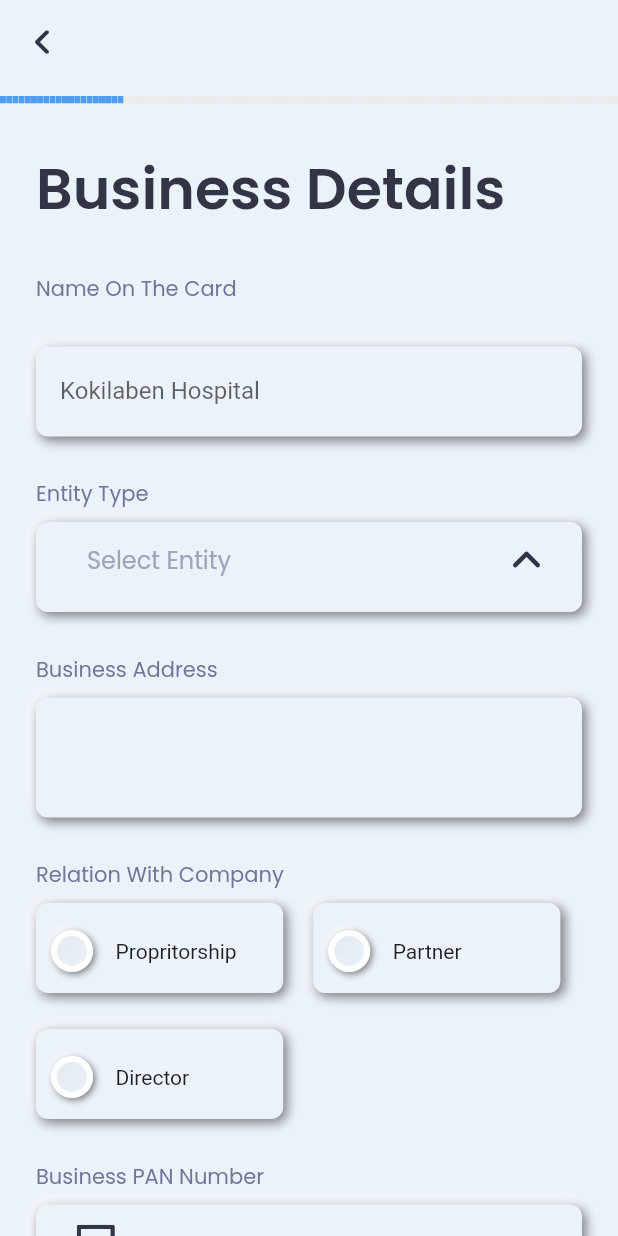
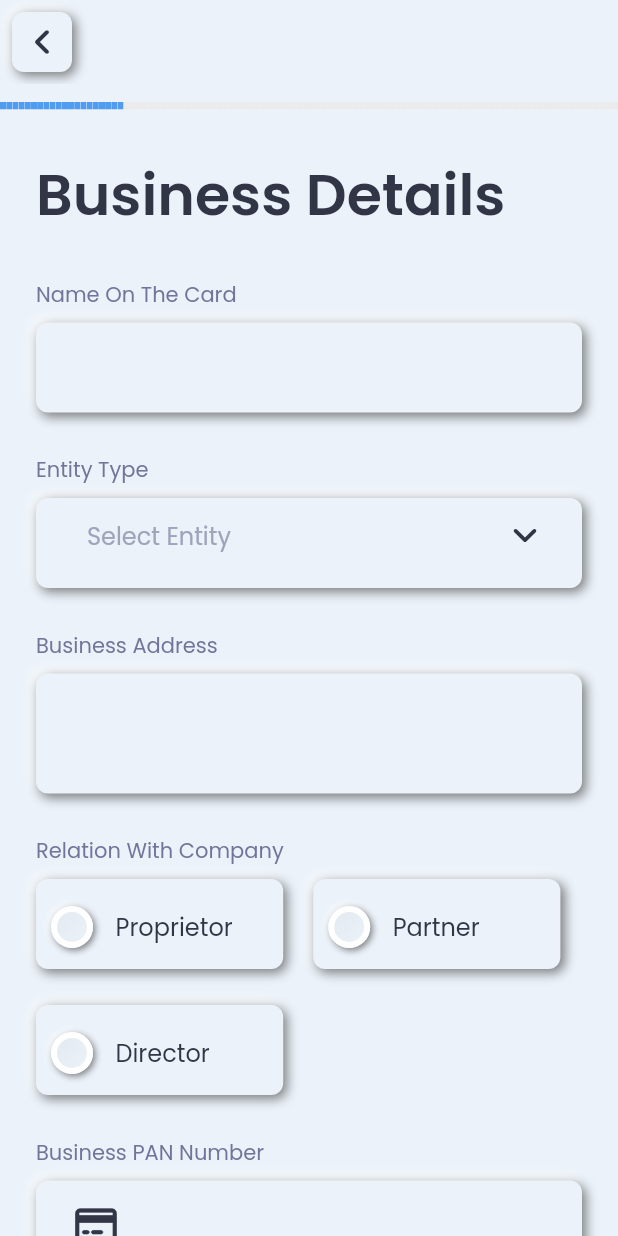
Before and after one commit to gautamyadav422/doctor-, a Flutter app: the BusinessScreen screen opened by its route, on a phone screen of 412 x 824 dp. Run offline on Flutter 3.47's test engine with Material 2 defaults, Android fonts, the phone set to English and light mode, and no system bars; drawn by our look-alikes of dropdown_button2, flutter_neumorphic, step_progress_indicator; our stand-ins replace flutter_easyloading, flutter_svg, get, get_storage, google_fonts; accounts and stored records are empty; project files that could hold a hidden picture were left out.

Commit message:
business details UI Design

```diff
--- a/lib/common/widgets/app_radio.dart
+++ b/lib/common/widgets/app_radio.dart
@@ -2,29 +2,40 @@ import 'package:flutter/material.dart';
 import 'package:flutter_neumorphic/flutter_neumorphic.dart';
 
 class RadioContainer extends StatelessWidget {
-  RadioContainer({Key? key, required this.isSelected, required this.onPressed})
-      : super(key: key);
+  RadioContainer({
+    Key? key,
+    this.width,
+    this.height,
+    this.borderRadius = 8,
+    this.alignment = Alignment.topLeft,
+    this.isSelected = false,
+     this.onPressed,
+    this.child,
+    BoxConstraints? constraints,
+  })  : constraints = (width != null || height != null)
+            ? constraints?.tighten(width: width, height: height) ??
+                BoxConstraints.tightFor(width: width, height: height)
+            : constraints,
+        super(key: key);
 
-  bool isSelected;
-  final VoidCallback onPressed;
+  final double? width;
+  final double? height;
+  final double borderRadius;
+  final Alignment alignment;
+  final bool isSelected;
+  final BoxConstraints? constraints;
+  final Widget? child;
+  final VoidCallback? onPressed;
 
   @override
   Widget build(BuildContext context) {
     return Material(
       color: Colors.transparent,
       child: GestureDetector(
-        onTap: () {},
+        onTap: onPressed,
         child: Neumorphic(
           style: _getStyle(),
-          child: Container(
-            decoration: BoxDecoration(
-              borderRadius: BorderRadius.circular(150),
-            ),
-            child: SizedBox(
-              width: 20,
-              height: 20,
-            ),
-          ),
+          child: child,
         ),
       ),
     );
--- /dev/null
+++ b/lib/common/widgets/custom_appbar.dart
@@ -0,0 +1,38 @@
+import 'package:doctor/common/widgets/app_container.dart';
+import 'package:doctor/constant/color_constant.dart';
+import 'package:doctor/route/routes.dart';
+import 'package:flutter/material.dart';
+import 'package:flutter_svg/flutter_svg.dart';
+import 'package:get/get.dart';
+
+class CustomAppBar extends StatelessWidget implements PreferredSizeWidget {
+  CustomAppBar({Key? key, this.imagePath,required this.onPressed}) : super(key: key);
+
+  final String? imagePath;
+  final VoidCallback onPressed;
+
+  @override
+  Size get preferredSize => Size.fromHeight(60.0);
+
+  @override
+  Widget build(BuildContext context) {
+    return AppBar(
+      backgroundColor: ColorConstant.appBackgroundColor,
+      elevation: 0,
+      leading: Padding(
+        padding: const EdgeInsets.all(8.0),
+        child: AppContainer(
+          child: IconButton(
+            icon: SvgPicture.asset(
+              imagePath!,
+              color: ColorConstant.iconsButtonColor,
+              height: 18,
+              width: 10.5,
+            ),
+            onPressed: onPressed,
+          ),
+        ),
+      ),
+    );
+  }
+}
--- a/lib/constant/asset_path_constant.dart
+++ b/lib/constant/asset_path_constant.dart
@@ -9,7 +9,8 @@ class AssetPathConstant {
   static const String medicalIcon = '$iconsBasePath/medical_icons.svg';
   static const String otherIcon = '$iconsBasePath/other_icons.svg';
   static const String doctorIcon = '$iconsBasePath/doctor.svg';
-  static const String dropDownIcon = '$iconsBasePath/dropdown_icon.svg';
+  static const String upIcon = '$iconsBasePath/dropdown_icon.svg';
   static const String panIcon = '$iconsBasePath/pan_icons.svg';
   static const String gstIcon = '$iconsBasePath/gst_icons.svg';
+  static const String downIcon = '$iconsBasePath/down_arrow_icons.svg';
 }
--- a/lib/constant/key_constant.dart
+++ b/lib/constant/key_constant.dart
@@ -6,11 +6,8 @@ class KeyConstant {
   static const healthKey = ValueKey('health_key');
   static const medicalKey = ValueKey('medical_key');
   static const otherKey = ValueKey('other_key');
-}
 
-class BKeyConstant{
-  static const propritorKey = ValueKey('propritor_key');
+  static const propritorshipKey = ValueKey('propritorship_key');
   static const partnerKey = ValueKey('partner_key');
   static const directorKey = ValueKey('director_key');
-
 }
--- a/lib/presentation/business_details/controller/busines_details_controller.dart
+++ b/lib/presentation/business_details/controller/busines_details_controller.dart
@@ -7,6 +7,8 @@ class BusinessDetailsController extends GetxController {
   final Rx<ValueKey> selectedKey = ValueKey('').obs;
 
   RxInt selectedIndex = (-1).obs;
+
+  RxBool arrowState = false.obs;
 
   RxString? selectedValue;
 
@@ -20,7 +22,7 @@ class BusinessDetailsController extends GetxController {
     'Other',
   ].obs;
 
-  void changeTab(int index) {
+  void changeRadio(int index) {
     selectedIndex.value = index;
   }
 }
--- a/lib/presentation/business_details/ui/business_details_screen.dart
+++ b/lib/presentation/business_details/ui/business_details_screen.dart
@@ -1,5 +1,6 @@
 import 'package:doctor/common/widgets/app_container.dart';
 import 'package:doctor/common/widgets/app_form_field.dart';
+import 'package:doctor/common/widgets/custom_appbar.dart';
 import 'package:doctor/common/widgets/horizontal_spacer.dart';
 import 'package:doctor/common/widgets/primary_button.dart';
 import 'package:doctor/common/widgets/progeress_indicator.dart';
@@ -26,19 +27,12 @@ class BusinessScreen extends StatelessWidget {
     return GetX<BusinessDetailsController>(
       init: Get.find<BusinessDetailsController>(),
       builder: (controller) => Scaffold(
-        appBar: AppBar(
-          backgroundColor: ColorConstant.appBackgroundColor,
-          elevation: 0,
-          leading: IconButton(
-            icon: SvgPicture.asset(
-              AssetPathConstant.backIcon,
-              color: ColorConstant.iconsButtonColor,
-              height: 18,
-              width: 10.5,
-            ),
-            onPressed: () => Get.offAndToNamed(Routes.signup.name),
-          ),
-        ),
+        key: controller.signupScreenPageGolbalKey,
+        appBar: CustomAppBar(
+            onPressed: () {
+              Get.offAndToNamed(Routes.signup.name);
+            },
+            imagePath: AssetPathConstant.backIcon),
         backgroundColor: ColorConstant.appBackgroundColor,
         body: SingleChildScrollView(
           child: SafeArea(
@@ -46,7 +40,7 @@ class BusinessScreen extends StatelessWidget {
               mainAxisAlignment: MainAxisAlignment.start,
               crossAxisAlignment: CrossAxisAlignment.start,
               children: [
-                VerticalSpacer(),
+                const VerticalSpacer(),
                 const PregressIndicator(totalStep: 100, currentStep: 20),
                 const VerticalSpacer(
                   spacing: 28,
@@ -75,13 +69,12 @@ class BusinessScreen extends StatelessWidget {
                   ),
                 ),
                 const VerticalSpacer(
-                  spacing: 28,
+                  spacing: 8,
                 ),
                 Padding(
                   padding: const EdgeInsets.symmetric(horizontal: 24),
                   child: AppFormField(
                     height: 60,
-                    hintText: StringConstant.hospitalNameLabel,
                   ),
                 ),
                 const VerticalSpacer(
@@ -114,9 +107,7 @@ class BusinessScreen extends StatelessWidget {
                     ),
                   ),
                 ),
-                const VerticalSpacer(
-                  spacing: 8,
-                ),
+                const VerticalSpacer(),
                 Padding(
                   padding: const EdgeInsets.symmetric(horizontal: 24),
                   child: AppFormField(
@@ -142,9 +133,10 @@ class BusinessScreen extends StatelessWidget {
                   child: Wrap(runSpacing: 24, children: [
                     _radioButtonWidget(
                       index: 1,
-                      isSelected: true,
+                      isSelected: controller.selectedKey.value ==
+                          KeyConstant.propritorshipKey,
                       context,
-                      text: "Propritorship",
+                      text: StringConstant.proprietorLabel,
                     ),
                     const HorizontalSpacer(
                       spacing: 20,
@@ -152,16 +144,16 @@ class BusinessScreen extends StatelessWidget {
                     _radioButtonWidget(
                       index: 2,
                       isSelected: controller.selectedKey.value ==
-                          BKeyConstant.partnerKey,
+                          KeyConstant.partnerKey,
                       context,
-                      text: "Partner",
+                      text: StringConstant.partnerLabel,
                     ),
                     _radioButtonWidget(
                       index: 3,
                       isSelected: controller.selectedKey.value ==
-                          BKeyConstant.directorKey,
+                          KeyConstant.directorKey,
                       context,
-                      text: "Director",
+                      text: StringConstant.directorLabel,
                     ),
                   ]),
                 ),
@@ -185,7 +177,7 @@ class BusinessScreen extends StatelessWidget {
                     prefixIcon: Padding(
                       padding: const EdgeInsets.all(8.0),
                       child: SvgPicture.asset(
-                        AssetPathConstant.gstIcon,
+                        AssetPathConstant.panIcon,
                         color: ColorConstant.iconsButtonColor,
                       ),
                     ),
@@ -235,8 +227,11 @@ class BusinessScreen extends StatelessWidget {
                       const HorizontalSpacer(
                         spacing: 10,
                       ),
-                      Expanded(
-                          child: TextView(text: StringConstant.checkboxLabel)),
+                      const Expanded(
+                        child: TextView(
+                          text: StringConstant.checkboxLabel,
+                        ),
+                      ),
                     ],
                   ),
                 ),
@@ -248,7 +243,9 @@ class BusinessScreen extends StatelessWidget {
                   child: Visibility(
                     child: PrimaryButton(
                       text: StringConstant.nextButtonLabel,
-                      onPressed: () {},
+                      onPressed: () {
+                        Get.offAndToNamed(Routes.hospitalDetails.name);
+                      },
                     ),
                   ),
                 ),
@@ -269,7 +266,12 @@ class BusinessScreen extends StatelessWidget {
     required bool isSelected,
     required int index,
   }) {
-    return AppContainer(
+    return GestureDetector(
+      onTap: () {
+        final businessController = Get.find<BusinessDetailsController>();
+        businessController.changeRadio(index);
+      },
+      child: AppContainer(
         height: 60,
         width: MediaQuery.of(context).size.width / 2.5,
         child: GetX<BusinessDetailsController>(
@@ -278,17 +280,22 @@ class BusinessScreen extends StatelessWidget {
             child: Row(
               children: [
                 RadioContainer(
+                  child: const SizedBox(
+                    height: 20,
+                    width: 20,
+                  ),
                   isSelected: controller.selectedIndex.value == index,
-                  onPressed: () {
-                    final signupController =
-                        Get.find<BusinessDetailsController>();
-                    signupController.changeTab(index);
-                  }),
+                ),
                 const HorizontalSpacer(
                   spacing: 15,
                 ),
-              Text(text),
+                TextView(
+                  text: text,
+                  style: const TextStyle(
+                      fontSize: 16, color: ColorConstant.primaryTextColor),
+                ),
               ],
+            ),
           ),
         ),
       ),
@@ -329,17 +336,34 @@ class BusinessScreen extends StatelessWidget {
           onChanged: (value) {
             // controller.selectedValue
           },
-
+          iconOnClick: GestureDetector(
+            onTap: () {
+              controller.arrowState.value = !controller.arrowState.value;
+            },
+            child: Padding(
+              padding: const EdgeInsets.symmetric(horizontal: 20),
+              child: Padding(
+                padding: const EdgeInsets.all(8.0),
+                child: SvgPicture.asset(
+                  AssetPathConstant.upIcon,
+                  height: 10,
+                  color: ColorConstant.iconsButtonColor,
+                ),
+              ),
+            ),
+          ),
           icon: Padding(
             padding: const EdgeInsets.symmetric(horizontal: 20),
             child: Padding(
               padding: const EdgeInsets.all(8.0),
               child: SvgPicture.asset(
-                AssetPathConstant.dropDownIcon,
+                height: 20,
+                AssetPathConstant.downIcon,
                 color: ColorConstant.iconsButtonColor,
               ),
             ),
           ),
+
           iconSize: 14,
           iconEnabledColor: Colors.yellow,
           iconDisabledColor: Colors.grey,
```
Also changed, not shown: assets/icons/down_arrow_icons.svg (added), assets/icons/pan_icons.svg. Lines whose indentation alone changed are shown as unchanged.
